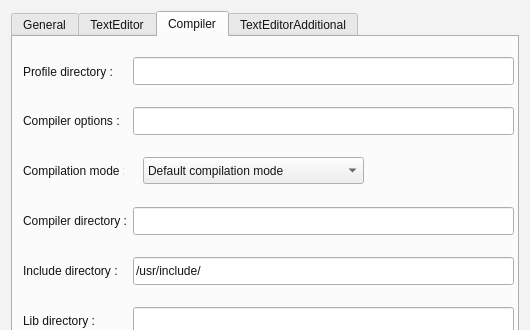
First picture: the form in trunc/src/optionsdialog.ui, repository PLLUG/kuzya, before the edit; both pictures show x 0 to 530 and y 0 to 330 of the 530 by 560 pixel window.
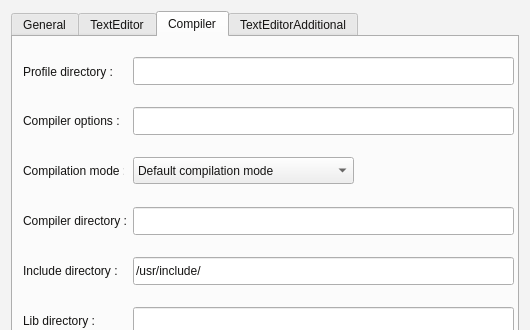
Second picture: the form after the edit. The open tabs and pages were chosen to show the change.

```diff
--- a/trunc/src/optionsdialog.ui
+++ b/trunc/src/optionsdialog.ui
@@ -685,7 +685,7 @@
       <widget class="QComboBox" name="comboBox">
        <property name="geometry">
         <rect>
-         <x>130</x>
+         <x>120</x>
          <y>120</y>
          <width>221</width>
          <height>27</height>
```
Left out of the diff: 2 changed lines with no effect on the pictures.
